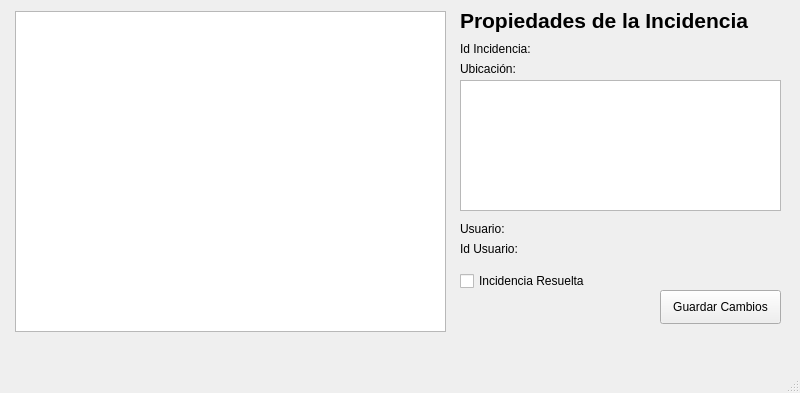
The window that ventanaprincipal.ui (crisi248/simagrow_qt) describes before a commit, drawn with Qt 5.
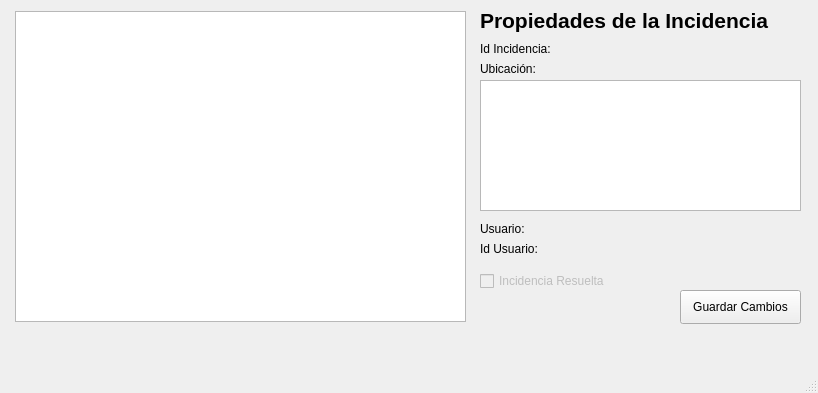
The same window after the commit.

```diff
--- a/ventanaprincipal.ui
+++ b/ventanaprincipal.ui
@@ -6,7 +6,7 @@
    <rect>
     <x>0</x>
     <y>0</y>
-    <width>800</width>
+    <width>818</width>
     <height>393</height>
    </rect>
   </property>
@@ -25,15 +25,15 @@
      <rect>
       <x>15</x>
       <y>11</y>
-      <width>431</width>
-      <height>321</height>
+      <width>451</width>
+      <height>311</height>
      </rect>
     </property>
    </widget>
    <widget class="QLabel" name="label">
     <property name="geometry">
      <rect>
-      <x>460</x>
+      <x>480</x>
       <y>40</y>
       <width>91</width>
       <height>18</height>
@@ -46,7 +46,7 @@
    <widget class="QTextBrowser" name="textoDescripcion">
     <property name="geometry">
      <rect>
-      <x>460</x>
+      <x>480</x>
       <y>80</y>
       <width>321</width>
       <height>131</height>
@@ -56,7 +56,7 @@
    <widget class="QLabel" name="labelIdIncidencia">
     <property name="geometry">
      <rect>
-      <x>550</x>
+      <x>570</x>
       <y>40</y>
       <width>231</width>
       <height>20</height>
@@ -69,7 +69,7 @@
    <widget class="QLabel" name="label_2">
     <property name="geometry">
      <rect>
-      <x>460</x>
+      <x>480</x>
       <y>60</y>
       <width>71</width>
       <height>18</height>
@@ -82,7 +82,7 @@
    <widget class="QLabel" name="labelUbicacion">
     <property name="geometry">
      <rect>
-      <x>535</x>
+      <x>550</x>
       <y>60</y>
       <width>241</width>
       <height>20</height>
@@ -95,7 +95,7 @@
    <widget class="QLabel" name="label_3">
     <property name="geometry">
      <rect>
-      <x>460</x>
+      <x>480</x>
       <y>220</y>
       <width>61</width>
       <height>18</height>
@@ -108,7 +108,7 @@
    <widget class="QLabel" name="labelUsuario">
     <property name="geometry">
      <rect>
-      <x>520</x>
+      <x>540</x>
       <y>220</y>
       <width>261</width>
       <height>20</height>
@@ -121,7 +121,7 @@
    <widget class="QLabel" name="label_4">
     <property name="geometry">
      <rect>
-      <x>460</x>
+      <x>480</x>
       <y>240</y>
       <width>71</width>
       <height>18</height>
@@ -134,9 +134,9 @@
    <widget class="QLabel" name="labelIdUsuario">
     <property name="geometry">
      <rect>
-      <x>540</x>
+      <x>555</x>
       <y>240</y>
-      <width>241</width>
+      <width>231</width>
       <height>20</height>
      </rect>
     </property>
@@ -145,9 +145,12 @@
     </property>
    </widget>
    <widget class="QCheckBox" name="checkBoxResuelto">
+    <property name="enabled">
+     <bool>false</bool>
+    </property>
     <property name="geometry">
      <rect>
-      <x>460</x>
+      <x>480</x>
       <y>270</y>
       <width>151</width>
       <height>22</height>
@@ -160,7 +163,7 @@
    <widget class="QLabel" name="labelTitulo">
     <property name="geometry">
      <rect>
-      <x>460</x>
+      <x>480</x>
       <y>0</y>
       <width>321</width>
       <height>41</height>
@@ -176,7 +179,7 @@
    <widget class="QPushButton" name="btGuardar">
     <property name="geometry">
      <rect>
-      <x>660</x>
+      <x>680</x>
       <y>290</y>
       <width>121</width>
       <height>34</height>
@@ -189,7 +192,7 @@
    <widget class="QLabel" name="labelAdvertencia">
     <property name="geometry">
      <rect>
-      <x>460</x>
+      <x>480</x>
       <y>290</y>
       <width>181</width>
       <height>18</height>
```
Left out of the diff: 2 changed lines with no effect on the pictures.
